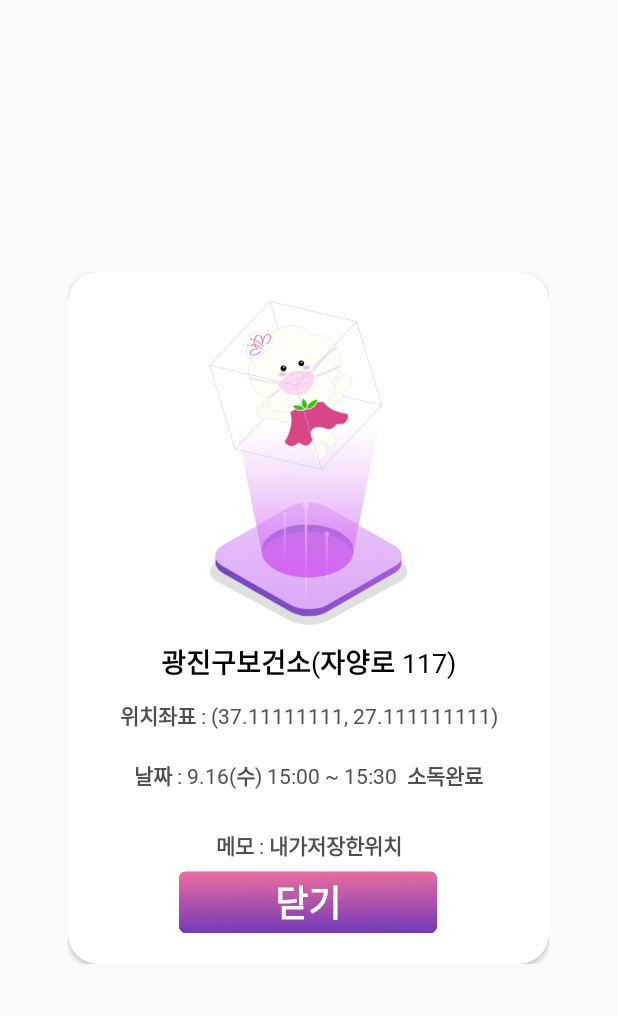
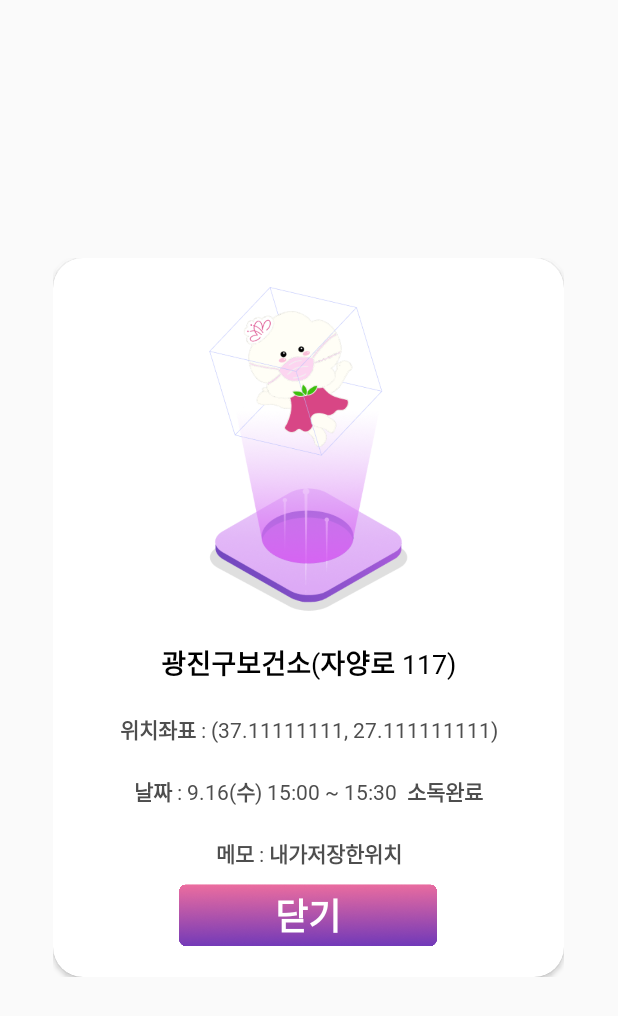
Before and after one commit to subinshin/Distance, an Android app: the layout my_alert_dialog.xml on its own in the app's theme, with its tools: preview values and no code run, on a phone screen of 412 x 824 dp. Shown: the top 1016 px of the screen. Run offline under Robolectric (Android 15) with nearby library versions, the phone set to English and light mode, and no system bars.

Commit message:
alertDialog 수정

```diff
--- a/app/src/main/java/ddwucom/mobile/distance/BackgroundService.java
+++ b/app/src/main/java/ddwucom/mobile/distance/BackgroundService.java
@@ -101,7 +101,7 @@ public class BackgroundService extends Service {
     LocationListener locationListener = new LocationListener() {
         @Override
         public void onLocationChanged(Location currentLocation) {
-            Log.i(TAG, "Current Location : " + currentLocation.getLatitude() + ", " + currentLocation.getLongitude());
+          //  Log.i(TAG, "Current Location : " + currentLocation.getLatitude() + ", " + currentLocation.getLongitude());
 
 //            현재 수신한 위치 정보 Location을 LatLng 형태로 변환
             currentLatLng = new LatLng(currentLocation.getLatitude(), currentLocation.getLongitude());;
@@ -133,8 +133,8 @@ public class BackgroundService extends Service {
                        // }
                     }
                 };
-                timer.schedule(timerTask, 0, 1000); // 타이머 시작
-            } else if(count >= 20 && distance > 15) { // lastLocation과 currentLocation이 다르다고 간주하는 부분
+                timer.schedule(timerTask, 0, 60000); // 타이머 시작
+            } else if(count >= 5 && distance > 15) { // lastLocation과 currentLocation이 다르다고 간주하는 부분
                 Log.d(TAG, "위치 추가 코드로 진입");
                 saveLocation();
                 timer.cancel();
--- a/app/src/main/java/ddwucom/mobile/distance/MovingActivity.java
+++ b/app/src/main/java/ddwucom/mobile/distance/MovingActivity.java
@@ -42,6 +42,7 @@ import com.google.android.gms.maps.model.CameraPosition;
 import com.google.android.gms.maps.model.LatLng;
 import com.google.android.gms.maps.model.Marker;
 import com.google.android.gms.maps.model.MarkerOptions;
+import com.google.android.material.tabs.TabItem;
 import com.google.android.material.tabs.TabLayout;
 
 import java.text.SimpleDateFormat;
--- a/app/src/main/java/ddwucom/mobile/distance/UpdateLocationActivity.java
+++ b/app/src/main/java/ddwucom/mobile/distance/UpdateLocationActivity.java
@@ -150,7 +150,7 @@ public class UpdateLocationActivity extends AppCompatActivity {
     DatePickerDialog.OnDateSetListener datePickerListener = new DatePickerDialog.OnDateSetListener() {
         @Override
         public void onDateSet(DatePicker datePicker, int year, int month, int day) {
-            tv_update_date.setText(year + "년" + (month + 1) + "월" + day +"일");
+            tv_update_date.setText(year + "/" + (month + 1) + "/" + day);
 
             info.setYear(year);
             info.setMonth(month + 1);
@@ -162,10 +162,10 @@ public class UpdateLocationActivity extends AppCompatActivity {
         @Override
         public void onTimeSet(TimePicker timePicker, int hour, int minute) {
             if(timeFlag == START_TIME){
-                tv_update_startTime.setText(hour + "시" + minute + "분");
+                tv_update_startTime.setText(hour + ":" + minute);
                 info.setStartTime(hour + ":" + minute);
             }else if(timeFlag == END_TIME){
-                tv_update_endTime.setText(hour + "시" + minute + "분");
+                tv_update_endTime.setText(hour + ":" + minute);
                 info.setEndTime(hour + ":" + minute);
             }
         }
--- /dev/null
+++ b/app/src/main/res/drawable/moving_list_selector.xml
@@ -0,0 +1,5 @@
+<?xml version="1.0" encoding="utf-8"?>
+<selector xmlns:android="http://schemas.android.com/apk/res/android">
+<item android:state_checked="true" android:drawable="@drawable/ic_list"/>
+    <item android:state_checked="false" android:drawable="@drawable/ic_list_gray"/>
+</selector>
--- /dev/null
+++ b/app/src/main/res/drawable/moving_map_selector.xml
@@ -0,0 +1,5 @@
+<?xml version="1.0" encoding="utf-8"?>
+<selector xmlns:android="http://schemas.android.com/apk/res/android">
+<item android:state_checked="true" android:drawable="@drawable/ic_marker"/>
+<item android:state_checked="false" android:drawable="@drawable/ic_marker_gray" />
+</selector>
--- a/app/src/main/res/layout/activity_moving.xml
+++ b/app/src/main/res/layout/activity_moving.xml
@@ -188,13 +188,13 @@
             android:id="@+id/ti_list"
             android:layout_width="wrap_content"
             android:layout_height="wrap_content"
-            android:icon="@drawable/ic_list" />
+            android:icon="@drawable/moving_list_selector" />
 
         <com.google.android.material.tabs.TabItem
             android:id="@+id/ti_map"
             android:layout_width="wrap_content"
             android:layout_height="wrap_content"
-            android:icon="@drawable/ic_marker" />
+            android:icon="@drawable/moving_map_selector" />
 
     </com.google.android.material.tabs.TabLayout>
 
--- a/app/src/main/res/layout/my_alert_dialog.xml
+++ b/app/src/main/res/layout/my_alert_dialog.xml
@@ -58,10 +58,10 @@
                 android:layout_height="wrap_content"
                 android:layout_marginStart="25dp"
                 android:layout_marginLeft="25dp"
-                android:layout_marginTop="11dp"
                 android:layout_marginEnd="25dp"
                 android:layout_marginRight="25dp"
                 android:gravity="center"
+                android:padding="10dp"
                 android:text="위치좌표 : (37.11111111, 27.111111111)"
                 android:textColor="#4E4E4E"
                 android:textStyle="bold"
@@ -71,13 +71,14 @@
 
             <TextView
                 android:id="@+id/tv_alert_dateTime"
-                android:layout_width="234dp"
-                android:layout_height="59dp"
+                android:layout_width="wrap_content"
+                android:layout_height="wrap_content"
                 android:layout_marginStart="30dp"
                 android:layout_marginLeft="30dp"
                 android:layout_marginEnd="30dp"
                 android:layout_marginRight="30dp"
                 android:gravity="center"
+                android:padding="10dp"
                 android:text="날짜 : 9.16(수) 15:00 ~ 15:30  소독완료"
                 android:textColor="#4E4E4E"
                 android:textStyle="bold"
@@ -87,9 +88,10 @@
 
             <TextView
                 android:id="@+id/tv_alert_memo"
-                android:layout_width="237dp"
-                android:layout_height="34dp"
+                android:layout_width="wrap_content"
+                android:layout_height="wrap_content"
                 android:gravity="center"
+                android:padding="10dp"
                 android:text="메모 : 내가저장한위치"
                 android:textColor="#4E4E4E"
                 android:textStyle="bold"
@@ -99,7 +101,7 @@
 
             <TextView
                 android:id="@+id/tv_alert_location"
-                android:layout_width="match_parent"
+                android:layout_width="wrap_content"
                 android:layout_height="wrap_content"
                 android:layout_marginStart="62dp"
                 android:layout_marginLeft="62dp"
@@ -107,6 +109,7 @@
                 android:layout_marginEnd="62dp"
                 android:layout_marginRight="62dp"
                 android:gravity="center"
+                android:padding="10dp"
                 android:text="광진구보건소(자양로 117)"
                 android:textColor="#000000"
                 android:textSize="18sp"
```
Also changed, not shown: app/src/main/java/ddwucom/mobile/distance/DBHelper.java (+6 -6 lines), app/src/main/res/drawable-v24/ic_list_gray.png (added), app/src/main/res/drawable-v24/ic_marker_gray.png (added).
